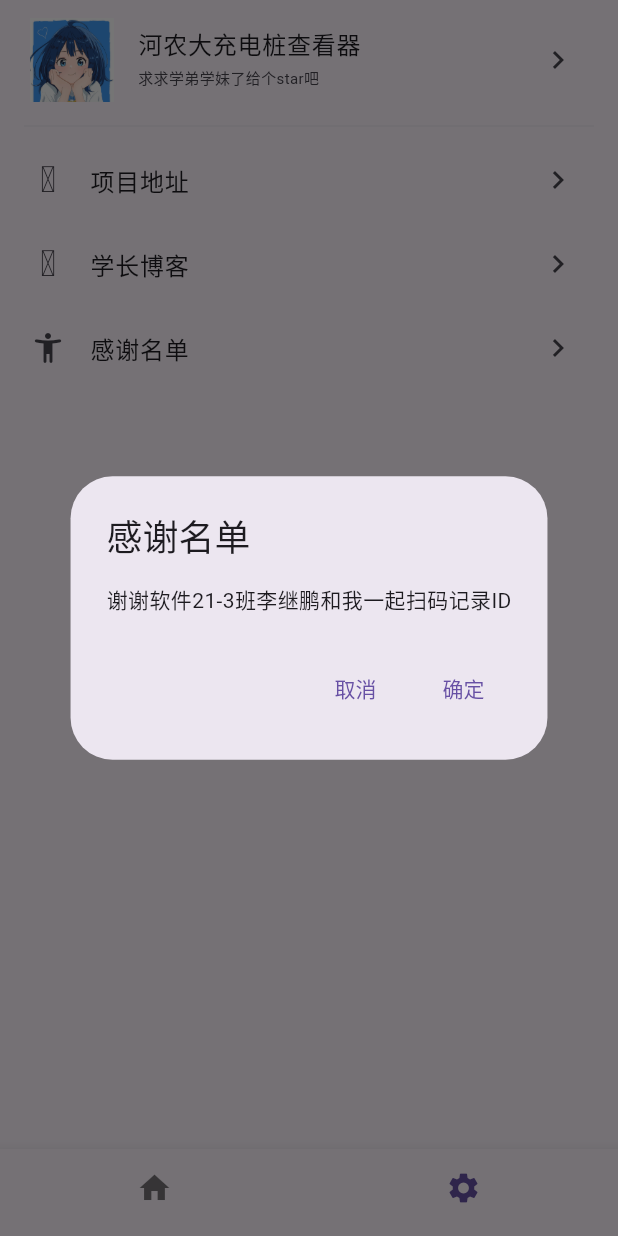
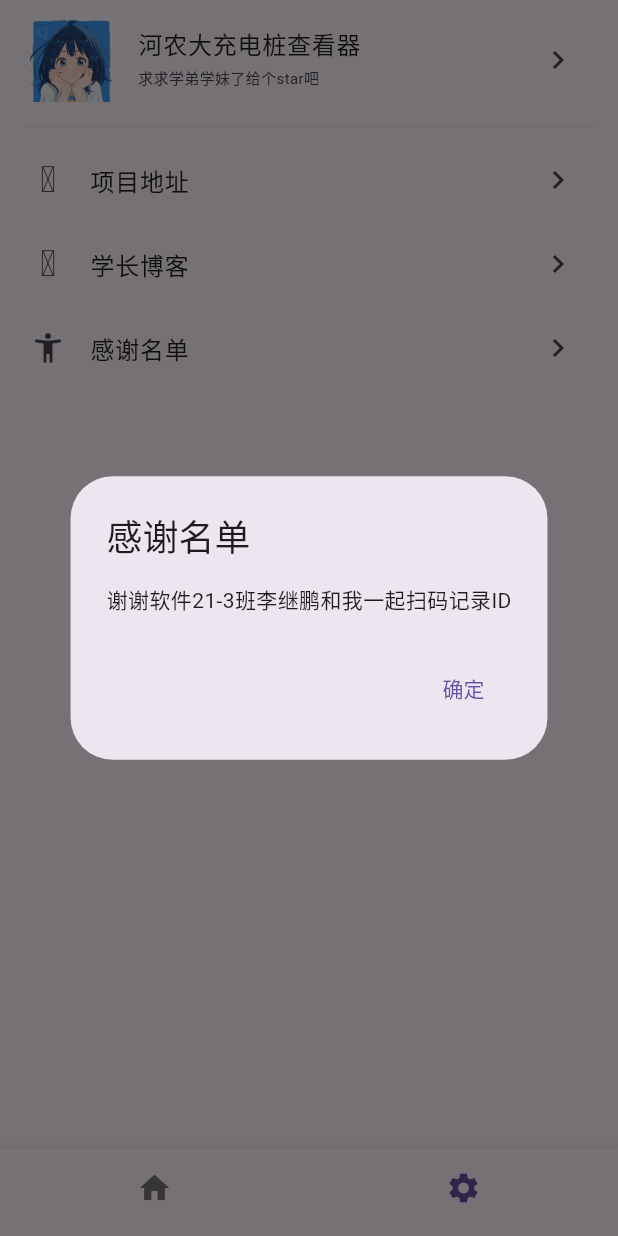
Before and after one commit to AprDeci/HNDchargestation, a Flutter app: the screen it shows after launch, item 2 of the bottom bar chosen, after a tap on "感谢名单", on a phone screen of 412 x 824 dp. Run offline on Flutter 3.47's test engine with Material 3 defaults, Android fonts, the phone set to English and light mode, and no system bars; our stand-ins replace dio, flutter_smart_dialog, get, simple_icons, skeletonizer; network calls fail.

```diff
--- a/lib/page/SettingsPage.dart
+++ b/lib/page/SettingsPage.dart
@@ -73,10 +73,6 @@ class SettingsPage extends StatelessWidget {
                  content: Text('谢谢软件21-3班李继鹏和我一起扫码记录ID'),
                  actions: [
                    TextButton(
-                     onPressed: (() => Get.back(result: false)),
-                     child: Text("取消"),
-                   ),
-                   TextButton(
                      onPressed: (() => Get.back(result: true)),
                      child: Text("确定"),
                    ),
```
Also changed, not shown: 7 other files.
